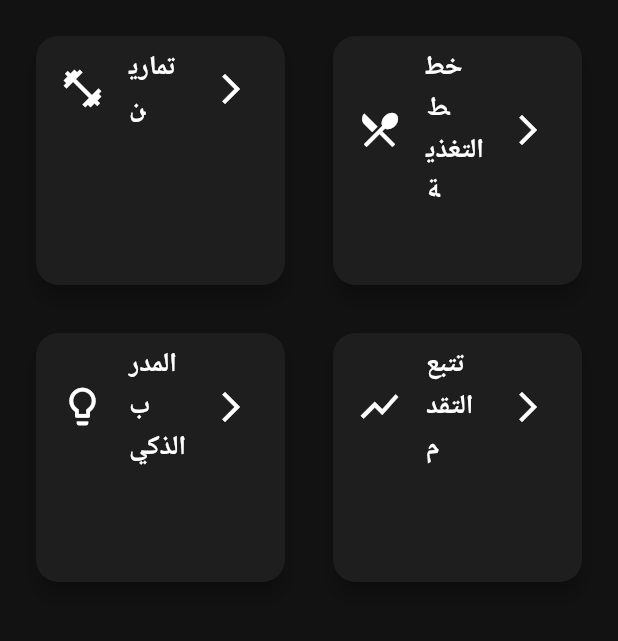
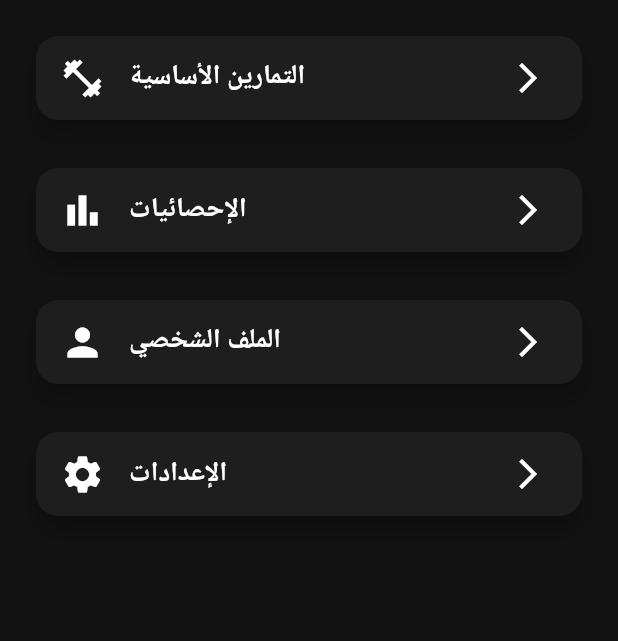
Before and after one commit to smsma2511995-a11y/Fight-app, a Flutter app: the screen it shows after launch, on a phone screen of 412 x 824 dp, the part 84-725 px from its top. Run offline on Flutter 3.47's test engine with Material 3 defaults, Android fonts, the phone set to English and light mode, and no system bars; our stand-ins replace fl_chart, flutter_riverpod, google_fonts; Roboto replaces fonts that are missing (Cairo).

Commit message:
Update dashboard_screen.dart

```diff
--- a/lib/screens/dashboard_screen.dart
+++ b/lib/screens/dashboard_screen.dart
@@ -1,8 +1,4 @@
 import 'package:flutter/material.dart';
-
-// --- تم الإصلاح هنا ---
-// تم التأكد من أن مسارات الاستيراد صحيحة.
-// الرجاء التأكد من أن أسماء الملفات في مجلد 'widgets' مطابقة لهذه الأسماء تمامًا.
 import 'package:integrated_martial_arts_trainer/widgets/app_drawer.dart';
 import 'package:integrated_martial_arts_trainer/widgets/section_card.dart';
 
@@ -15,47 +11,46 @@ class DashboardScreen extends StatelessWidget {
       appBar: AppBar(
         title: const Text('لوحة التحكم'),
       ),
-
-      // --- تم الإصلاح هنا ---
-      // تم حذف 'const' لتجنب الأخطاء
-      drawer: AppDrawer(),
-
-      body: GridView.count(
-        crossAxisCount: 2,
+      drawer: const AppDrawer(),
+      body: Padding(
         padding: const EdgeInsets.all(16.0),
-        crossAxisSpacing: 16.0,
-        mainAxisSpacing: 16.0,
-        children: <Widget>[
+        child: Column(
+          crossAxisAlignment: CrossAxisAlignment.stretch,
+          children: [
             SectionCard(
-            title: 'تمارين',
+              title: "التمارين الأساسية",
               icon: Icons.fitness_center,
               onTap: () {
-              // Navigate to exercises screen
+                // التنقل إلى شاشة التمارين
               },
             ),
+            const SizedBox(height: 16),
             SectionCard(
-            title: 'خطط التغذية',
-            icon: Icons.restaurant_menu,
+              title: "الإحصائيات",
+              icon: Icons.bar_chart,
               onTap: () {
-              // Navigate to diet plans screen
+                // التنقل إلى شاشة الإحصائيات
               },
             ),
+            const SizedBox(height: 16),
             SectionCard(
-            title: 'المدرب الذكي',
-            icon: Icons.lightbulb_outline,
+              title: "الملف الشخصي",
+              icon: Icons.person,
               onTap: () {
-              // Navigate to smart coach screen
+                // التنقل إلى الملف الشخصي
               },
             ),
+            const SizedBox(height: 16),
             SectionCard(
-            title: 'تتبع التقدم',
-            icon: Icons.show_chart,
+              title: "الإعدادات",
+              icon: Icons.settings,
               onTap: () {
-              // Navigate to progress tracking screen
+                // التنقل إلى الإعدادات
               },
             ),
           ],
         ),
+      ),
     );
   }
 }
```
Lines whose indentation alone changed are shown as unchanged.
